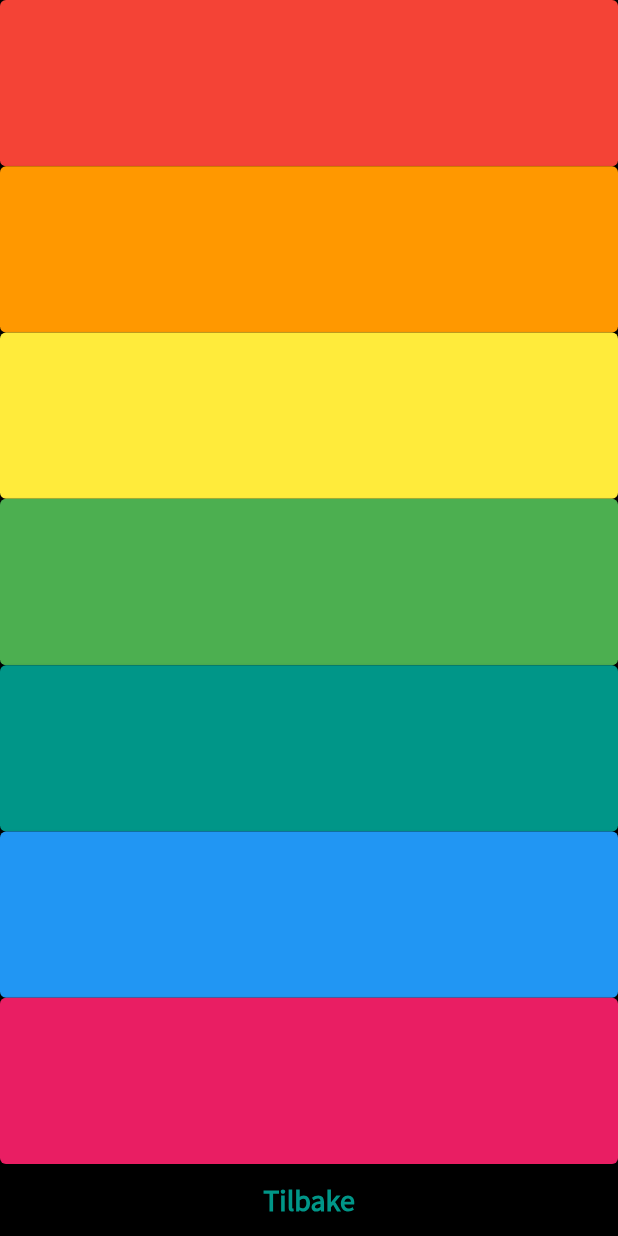
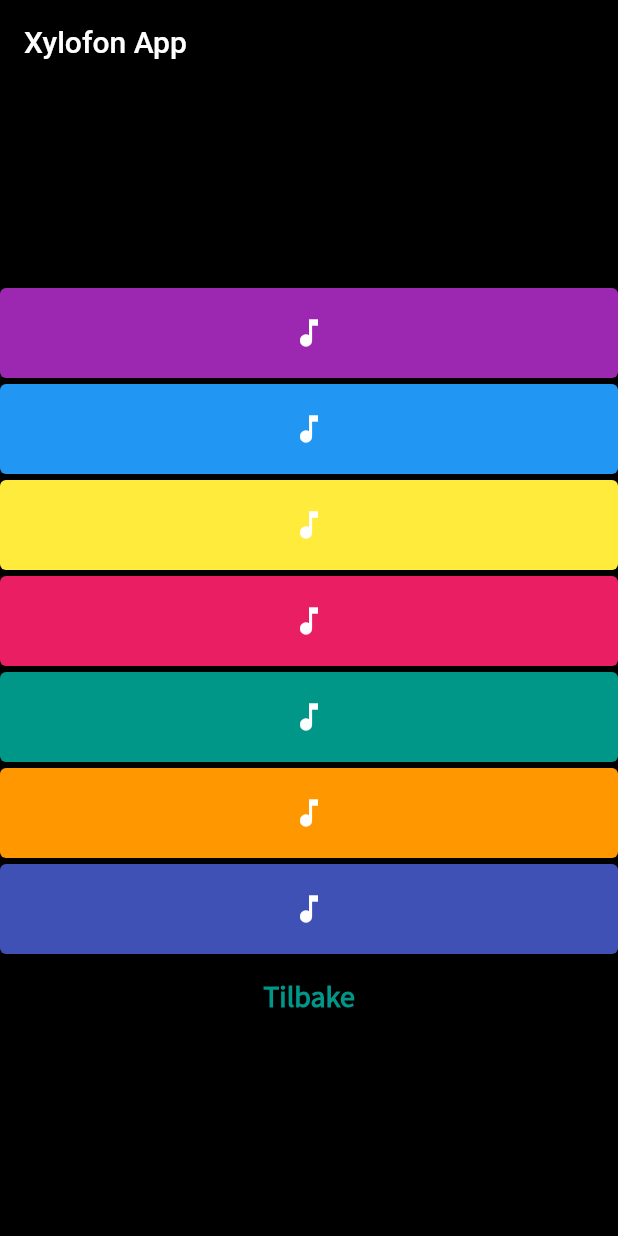
Before and after one commit to rbyre/playground, a Flutter app: the screen it shows after launch, after a tap on "Xylofon", on a phone screen of 412 x 824 dp. Run offline on Flutter 3.47's test engine with Material 2 defaults, Android fonts, the light colour scheme and no system bars; our stand-ins replace audioplayers; network calls fail.

Commit message:
refactor xylophone app, started on quiz

```diff
--- a/lib/home.dart
+++ b/lib/home.dart
@@ -1,6 +1,7 @@
 import 'package:flutter/material.dart';
 import 'package:playground/Contact.dart';
 import 'package:playground/dice.dart';
+import 'package:playground/quizz/quizzen.dart';
 import 'package:playground/xylophone.dart';
 
 class Home extends StatelessWidget {
@@ -107,6 +108,28 @@ class Home extends StatelessWidget {
                             )),
                       ),
                     ),
+                    Card(
+                      color: Colors.white,
+                      child: ListTile(
+                        tileColor: Colors.teal,
+                        leading: ElevatedButton.icon(
+                            style: ElevatedButton.styleFrom(
+                              primary: Colors.teal[300],
+                            ),
+                            onPressed: () {
+                              Navigator.push(
+                                  context, MaterialPageRoute(builder: (context) => Quizzen()));
+                            },
+                            icon: Icon(
+                              Icons.question_answer,
+                              color: Colors.white,
+                            ),
+                            label: Text(
+                              'Quiz         ',
+                              style: TextStyle(color: Colors.white),
+                            )),
+                      ),
+                    ),
                   ],
                 ),
               ),
--- /dev/null
+++ b/lib/quizz/quizzen.dart
@@ -0,0 +1,21 @@
+import 'package:flutter/material.dart';
+import 'package:playground/quizz/quizPage.dart';
+
+class Quizzen extends StatelessWidget {
+  const Quizzen({Key? key}) : super(key: key);
+
+  @override
+  Widget build(BuildContext context) {
+    return MaterialApp(
+      home: Scaffold(
+        backgroundColor: Colors.grey.shade900,
+        body: SafeArea(
+          child: Padding(
+            padding: EdgeInsets.symmetric(horizontal: 10.0),
+            child: QuizPage(),
+          ),
+        ),
+      ),
+    );
+  }
+}
--- a/lib/xylophone.dart
+++ b/lib/xylophone.dart
@@ -1,11 +1,29 @@
 import 'package:flutter/material.dart';
 import 'package:audioplayers/audioplayers.dart';
 
-class Xylophone extends StatelessWidget {
+class Xylophone extends StatefulWidget {
+  @override
+  State<Xylophone> createState() => _XylophoneState();
+}
+
+class _XylophoneState extends State<Xylophone> {
   void playSound(int soundNumber) {
     final player = AudioCache(prefix: 'assets/sounds/');
     player.play('assets_note$soundNumber.wav');
   }
+
+  final Map<String, Color> colors = {
+    'purple': Colors.purple,
+    'blue': Colors.blue,
+    'yellow': Colors.yellow,
+    'pink': Colors.pink,
+    'teal': Colors.teal,
+    'orange': Colors.orange,
+    'indigo': Colors.indigo,
+  };
+
+  Color? selectedColor;
+  int soundIndex = 1;
 
   Expanded buildKey({MaterialColor buttonColor: Colors.red, int soundNumber: 1}) {
     return Expanded(
@@ -19,22 +37,44 @@ class Xylophone extends StatelessWidget {
     );
   }
 
+  void _setColor(Color color) {
+    setState(() {
+      selectedColor = color;
+    });
+  }
+
   @override
   Widget build(BuildContext context) {
     return MaterialApp(
       home: Scaffold(
         backgroundColor: Colors.black,
+        appBar: AppBar(
+          title: Text(
+            'Xylofon App',
+            style: TextStyle(fontSize: 20),
+          ),
+          backgroundColor: selectedColor ?? Colors.black,
+        ),
         body: SafeArea(
           child: Column(
+            mainAxisAlignment: MainAxisAlignment.center,
             crossAxisAlignment: CrossAxisAlignment.stretch,
             children: [
-              buildKey(buttonColor: Colors.red, soundNumber: 1),
-              buildKey(buttonColor: Colors.orange, soundNumber: 2),
-              buildKey(buttonColor: Colors.yellow, soundNumber: 3),
-              buildKey(buttonColor: Colors.green, soundNumber: 4),
-              buildKey(buttonColor: Colors.teal, soundNumber: 5),
-              buildKey(buttonColor: Colors.blue, soundNumber: 6),
-              buildKey(buttonColor: Colors.pink, soundNumber: 7),
+              for (var i = 0; i < colors.length; i++)
+                Container(
+                  margin: const EdgeInsets.only(bottom: 4),
+                  child: ElevatedButton(
+                    style: ElevatedButton.styleFrom(
+                      primary: colors.values.elementAt(i),
+                      minimumSize: Size(300, 60),
+                    ),
+                    child: Icon(Icons.music_note_sharp),
+                    onPressed: () => {
+                      _setColor(colors.values.elementAt(i)),
+                      playSound(i + 1),
+                    },
+                  ),
+                ),
               Row(
                 mainAxisAlignment: MainAxisAlignment.center,
                 children: [
```
Also changed, not shown: lib/quizz/quizPage.dart (added, +89 -0 lines).
